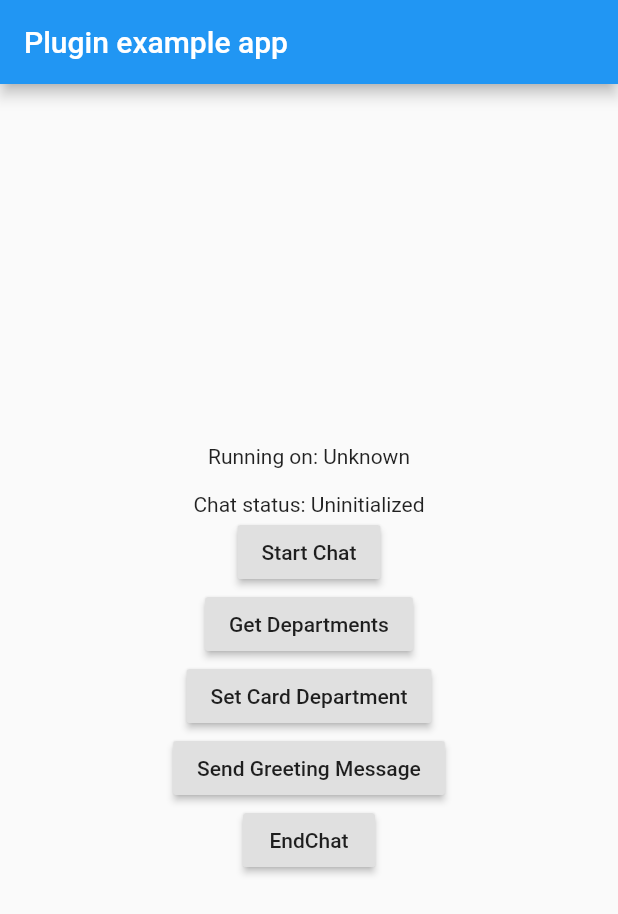
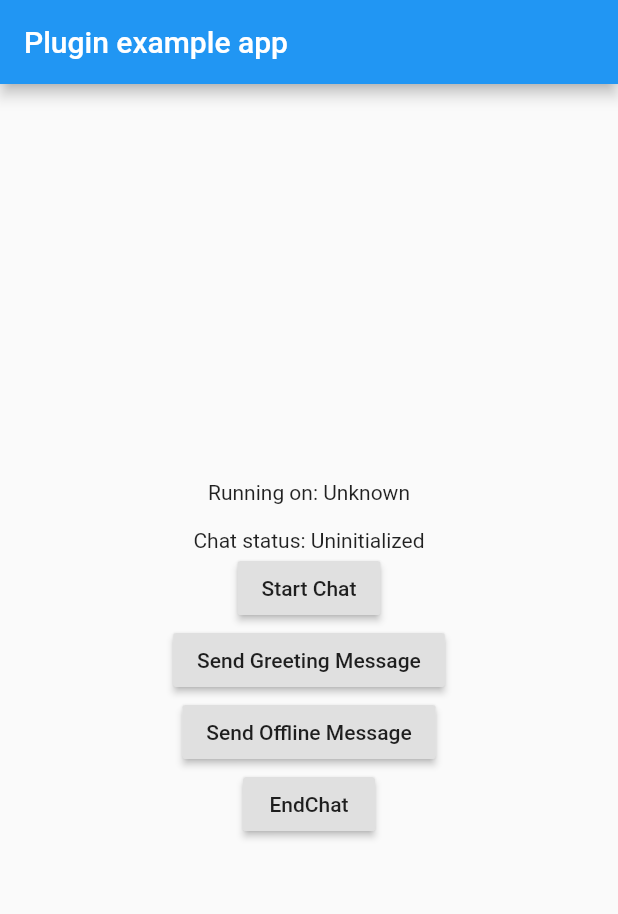
Before and after one commit to hervinsen/flutter-zendesk-plugin, a Flutter app: the screen it shows after launch, after a tap on "Start Chat", on a phone screen of 412 x 824 dp. Shown: the top 914 px of the screen. Run offline on Flutter 3.47's test engine with Material 2 defaults, Android fonts, the light colour scheme and no system bars.

Commit message:
1) removed get/set department methods from api and models cleaned 2) fixed implementation for ios

```diff
--- a/example/lib/main.dart
+++ b/example/lib/main.dart
@@ -106,31 +106,24 @@ class _MyAppState extends State<MyApp> {
               Text('Chat status: $_chatStatus'),
               RaisedButton(
                 onPressed: () async {
-                  await ZendeskFlutterPlugin().startChat('Test Visitor Name');
+                  await ZendeskFlutterPlugin().startChat('Test Visitor Name',
+                      visitorEmail:'sogurtsov@rightandabove.com',
+                      visitorPhone:'+380679999999',
+                      department:'Card');
                 },
                 child: Text("Start Chat"),
               ),
-              RaisedButton(
-                onPressed: () async {
-                  await ZendeskFlutterPlugin().getDepartments().then((List<Department> departments) {
-                    print(departments);
-                  }).catchError((e) {
-                    print(e);
-                  });
-                },
-                child: Text("Get Departments"),
-              ),
-              RaisedButton(
-                onPressed: () async {
-                  await ZendeskFlutterPlugin().setDepartment('Card');
-                },
-                child: Text("Set Card Department"),
-              ),
-              RaisedButton(
+               RaisedButton(
                 onPressed: () async {
                   await ZendeskFlutterPlugin().sendMessage('Greeting from Visitor');
                 },
                 child: Text("Send Greeting Message"),
+              ),
+              RaisedButton(
+                onPressed: () async {
+                  await ZendeskFlutterPlugin().sendOfflineMessage('Offline Greeting from Visitor');
+                },
+                child: Text("Send Offline Message"),
               ),
               RaisedButton(
                 onPressed: () async {
--- a/lib/chat_models.dart
+++ b/lib/chat_models.dart
@@ -1,12 +1,5 @@
 import 'dart:convert';
 import 'dart:io' show Platform;
-
-enum DepartmentStatus {
-  UNKNOWN,
-  ONLINE,
-  OFFLINE,
-  AWAY
-}
 
 enum ConnectionStatus {
   UNKNOWN,
@@ -28,23 +21,9 @@ enum ChatItemType {
   MEMBER_JOIN,
   MEMBER_LEAVE,
   MESSAGE,
+  SYSTEM_MESSAGE,
+  TRIGGER_MESSAGE,
   REQUEST_RATING,
-}
-
-DepartmentStatus toDepartmentStatus(String value) {
-  switch(value) {
-    case 'online':
-    case 'ONLINE':
-      return DepartmentStatus.ONLINE;
-    case 'offline':
-    case 'OFFLINE':
-      return DepartmentStatus.OFFLINE;
-    case 'away':
-    case 'AWAY':
-      return DepartmentStatus.AWAY;
-    default:
-      return DepartmentStatus.UNKNOWN;
-  }
 }
 
 ConnectionStatus toConnectionStatus(String value) {
@@ -107,27 +86,6 @@ class AbstractModel {
 
   dynamic attribute(String attrname) {
     return _attributes != null ? _attributes[attrname] : null;
-  }
-}
-
-class Department extends AbstractModel {
-  Department(String id, Map attributes) : super(id, attributes);
-
-  String get name {
-    return attribute('display_name');
-  }
-
-  DepartmentStatus get status {
-    return toDepartmentStatus(attribute('status'));
-  }
-
-  static List<Department> parseDepartmentsJson(String json) {
-    var out = List<Department>();
-    print('parseDepartmentsJson: \'$json\'');
-    jsonDecode(json).forEach((key, value) {
-      out.add(Department(key, value));
-    });
-    return out;
   }
 }
 
@@ -203,8 +161,8 @@ class ChatItem extends AbstractModel {
     if (Platform.isAndroid) {
       return attribute('unverified');
     } else if (Platform.isIOS) {
-      int verified = attribute('verified');
-      return verified != null ? verified == 0 : null;
+      bool verified = attribute('verified');
+      return verified != null ? !verified : null;
     } else {
       return null;
     }
--- a/lib/zendesk_flutter_plugin.dart
+++ b/lib/zendesk_flutter_plugin.dart
@@ -52,27 +52,14 @@ class ZendeskFlutterPlugin {
     return await _callsChannel.invokeMethod('endChat');
   }
 
-  Future<List<Department>> getDepartments() async {
-    final dynamic json = await _callsChannel.invokeMethod('getDepartments');
-    return Department.parseDepartmentsJson(json);
-  }
-
-  Future<void> setDepartment(String department) async {
-    return await _callsChannel.invokeMethod('setDepartment', <String, dynamic> {
-      'department': department
-    });
-  }
-
   Future<void> sendMessage(String message) async {
     return await _callsChannel.invokeMethod('sendMessage',  <String, dynamic> {
       'message': message
     });
   }
 
-  Future<bool> sendOfflineMessage(String visitorName, String visitorEmail, String message) async {
+  Future<bool> sendOfflineMessage(String message) async {
     return await _callsChannel.invokeMethod('sendOfflineMessage', <String, dynamic> {
-      'visitorName': visitorName,
-      'visitorEmail': visitorEmail,
       'message': message
     });
   }
```
Also changed, not shown: 1 other file.
